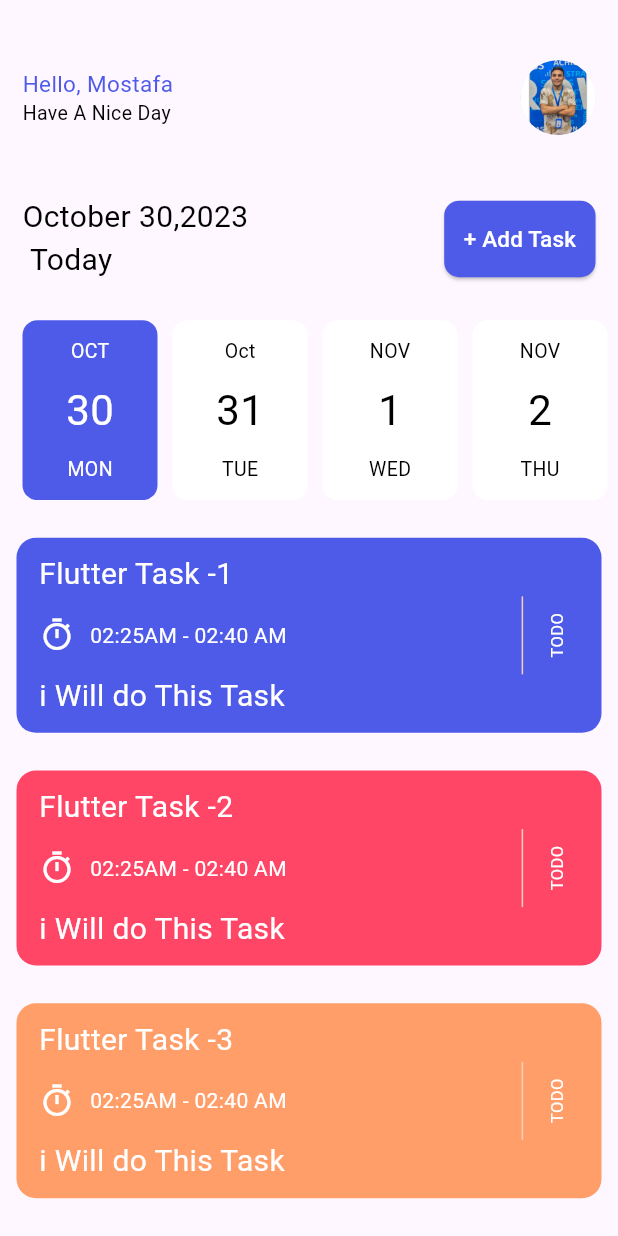
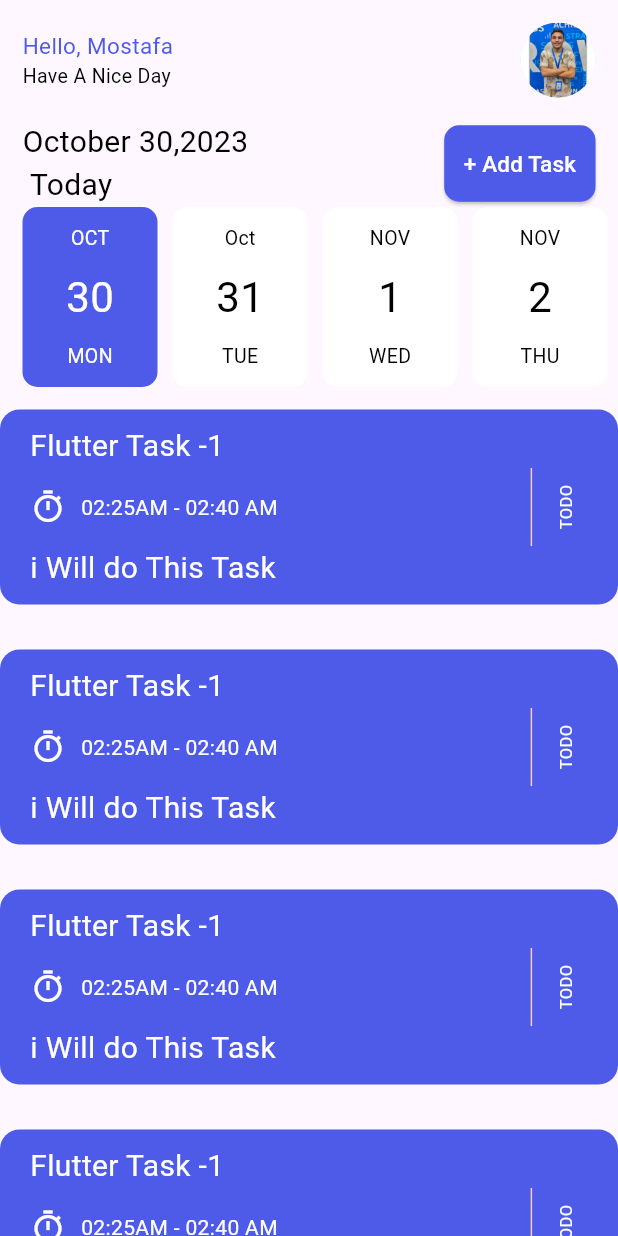
Before and after one commit to mostafa-sabry/taskati_app, a Flutter app: the screen it shows after launch, on a phone screen of 412 x 824 dp. Run offline on Flutter 3.47's test engine with Material 3 defaults, Android fonts, the phone set to English and light mode, and no system bars.

Commit message:
new list view

```diff
--- a/lib/screens/home_screen.dart
+++ b/lib/screens/home_screen.dart
@@ -5,6 +5,7 @@ import 'package:taskati_app/widgets/profile_named_widget.dart';
 import 'package:taskati_app/widgets/text_app_widget.dart';
 
 import '../widgets/elevated_button_widget.dart';
+import '../widgets/new_list_view.dart';
 
 class HomeScreen extends StatelessWidget {
   const HomeScreen({super.key});
@@ -80,27 +81,7 @@ class HomeScreen extends StatelessWidget {
                 ],
               ),
             ),
-            FlutterTaskWidget(
-              titleText: 'Flutter Task -1',
-              titleTime: '02:25AM - 02:40 AM',
-              colorContainer: const Color(0xff4e5ae8),
-              colorText: Colors.white,
-              sizeText: 20,
-            ),
-            FlutterTaskWidget(
-              titleText: 'Flutter Task -2',
-              titleTime: '02:25AM - 02:40 AM',
-              colorContainer: const Color(0xffff4667),
-              colorText: Colors.white,
-              sizeText: 20,
-            ),
-            FlutterTaskWidget(
-              titleText: 'Flutter Task -3',
-              titleTime: '02:25AM - 02:40 AM',
-              colorContainer: const Color(0xffff9e69),
-              colorText: Colors.white,
-              sizeText: 20,
-            ),
+            NewListView(),
           ],
         ),
       ),
--- a/lib/widgets/flutter_task_widget.dart
+++ b/lib/widgets/flutter_task_widget.dart
@@ -11,17 +11,18 @@ class FlutterTaskWidget extends StatelessWidget {
     required this.colorText,
     required this.sizeText,
   });
-  String titleText;
-  String titleTime;
-  Color? colorContainer;
-  Color colorText;
+final  String titleText;
+final  String titleTime;
+final  Color? colorContainer;
+final  Color colorText;
   double sizeText;
   @override
   Widget build(BuildContext context) {
     return Container(
-      padding: const EdgeInsets.symmetric(horizontal: 15,vertical: 10),
+      padding: const EdgeInsets.symmetric(horizontal: 20, vertical: 10),
       height: 130,
-      width: 390,
+      width: double.infinity,
+      margin: const EdgeInsets.symmetric(vertical: 15),
       decoration: BoxDecoration(
         color: colorContainer,
         borderRadius: BorderRadius.circular(13),
@@ -48,7 +49,7 @@ class FlutterTaskWidget extends StatelessWidget {
                   width: 10,
                 ),
                 Text(
-                  //'02:25AM - 02:40 AM',
+
                   titleTime,
                   style: TextStyle(color: colorText),
                 ),
@@ -61,8 +62,8 @@ class FlutterTaskWidget extends StatelessWidget {
                 Transform.rotate(
                   angle: -pi / 2,
                   child: const Text(
-                    //titleText,
-                      'TODO',
+
+                    'TODO',
                     style: TextStyle(
                       color: Colors.white,
                       fontSize: 11,
@@ -73,8 +74,7 @@ class FlutterTaskWidget extends StatelessWidget {
             ),
           ),
           Text(
-
-              'i Will do This Task',
+            'i Will do This Task',
             style: TextStyle(
               color: colorText,
               fontSize: sizeText,
--- /dev/null
+++ b/lib/widgets/new_list_view.dart
@@ -0,0 +1,24 @@
+import 'package:flutter/material.dart';
+import 'package:taskati_app/widgets/flutter_task_widget.dart';
+
+class NewListView extends StatelessWidget {
+  const NewListView({super.key});
+
+  @override
+  Widget build(BuildContext context) {
+    return Expanded(
+      child: ListView.builder(
+        itemCount: 15,
+        itemBuilder: (context, index) {
+          return  FlutterTaskWidget(
+              titleText: 'Flutter Task -1',
+              titleTime: '02:25AM - 02:40 AM',
+              colorContainer: Color(0xff4e5ae8),
+              colorText: Colors.white,
+              sizeText: 20,
+          );
+        },
+      ),
+    );
+  }
+}
```
